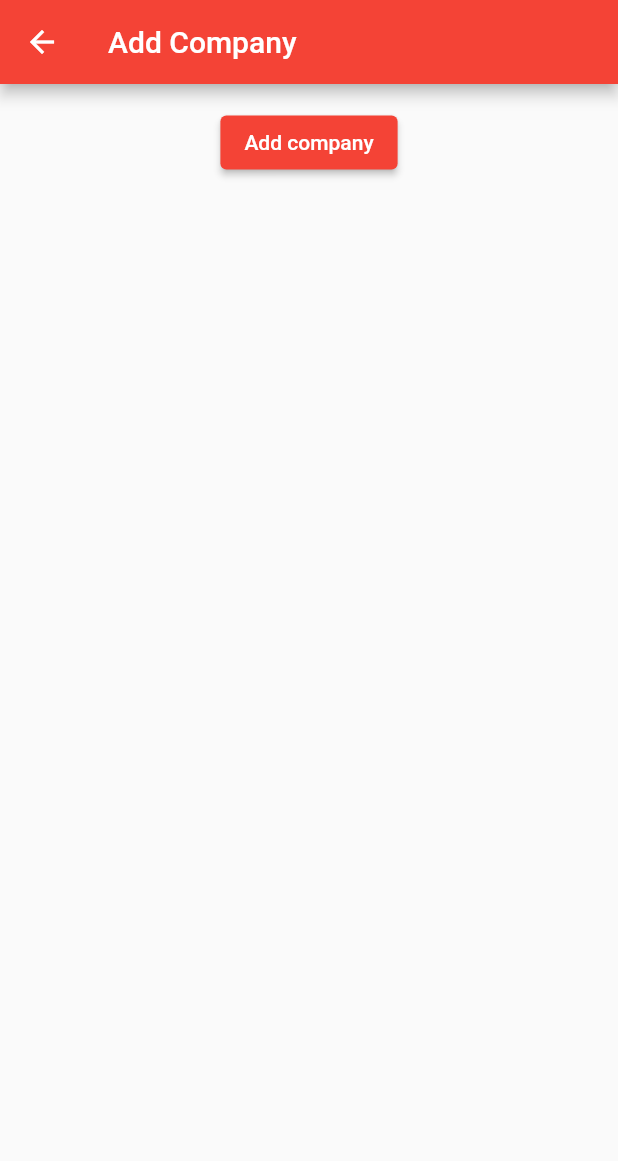
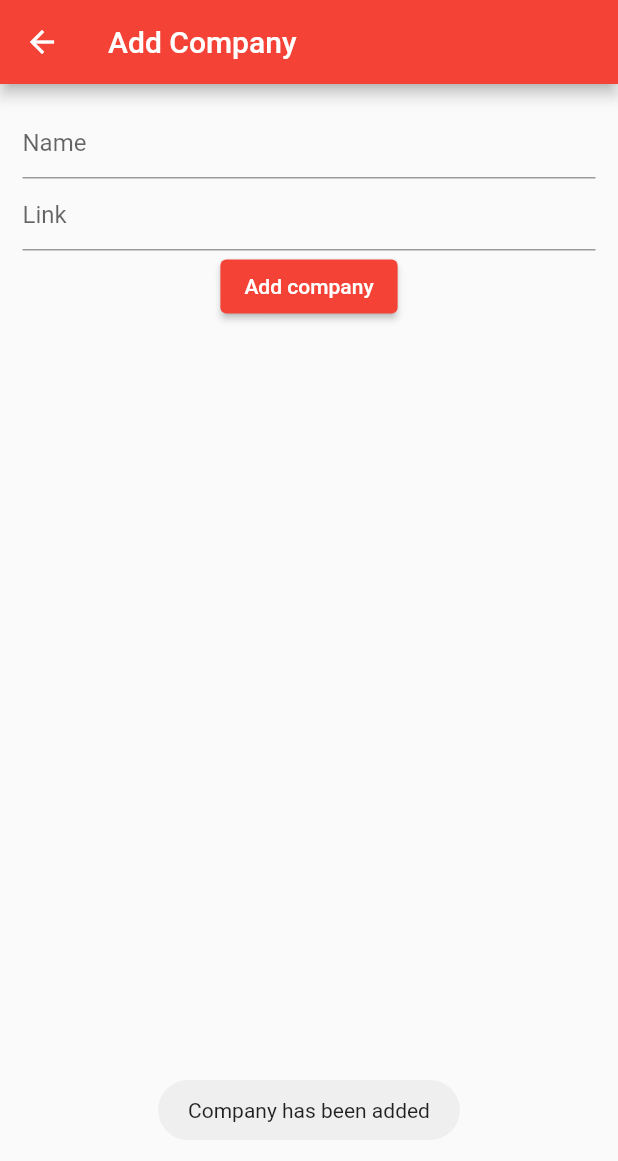
Before and after one commit to shivaahuja/solarhelp, a Flutter app: the AddCompany screen opened directly, after a tap on "Add company", on a phone screen of 412 x 824 dp. Shown: the top 1161 px of the screen. Run offline on Flutter 3.47's test engine with Material 2 defaults, Android fonts, the light colour scheme and no system bars; our stand-ins replace firebase_auth, firebase_core, firebase_database, fluttertoast; accounts and stored records are empty.

Commit message:
Add company page changed

```diff
--- a/lib/src/screens/add_company.dart
+++ b/lib/src/screens/add_company.dart
@@ -1,5 +1,6 @@
 import 'package:firebase_database/firebase_database.dart';
 import 'package:flutter/material.dart';
+import 'package:fluttertoast/fluttertoast.dart';
 
 class AddCompany extends StatefulWidget {
   const AddCompany({Key? key}) : super(key: key);
@@ -10,6 +11,8 @@ class AddCompany extends StatefulWidget {
 
 class _AddCompanyState extends State<AddCompany> {
   final database = FirebaseDatabase.instance.ref('/companies');
+  final TextEditingController _nameController = TextEditingController();
+  final TextEditingController _linkController = TextEditingController();
   @override
   Widget build(BuildContext context) {
     final company = database;
@@ -20,12 +23,27 @@ class _AddCompanyState extends State<AddCompany> {
           padding: const EdgeInsets.all(15.0),
           child: Column(
             children: [
+              TextField(
+                controller: _nameController,
+                decoration: const InputDecoration(
+                  hintText: 'Name',
+                ),
+              ),
+              TextField(
+                controller: _linkController,
+                decoration: const InputDecoration(
+                  hintText: 'Link',
+                ),
+              ),
               ElevatedButton(
                   onPressed: () async {
-                    await company
-                        .push()
-                        .update({'Name': 'Google', 'Link': 'www.google.com'});
-                    debugPrint('Company Added');
+                    await company.push().update({
+                      'Name': _nameController.text,
+                      'Link': _linkController.text
+                    });
+                    Fluttertoast.showToast(msg: 'Company has been added');
+                    _nameController.text = '';
+                    _linkController.text = '';
                   },
                   child: const Text('Add company'))
             ],
--- a/lib/src/screens/companies_page.dart
+++ b/lib/src/screens/companies_page.dart
@@ -16,7 +16,7 @@ class CompaniesPage extends StatefulWidget {
 class _CompaniesPageState extends State<CompaniesPage> {
   final _database = FirebaseDatabase.instance.ref();
   final _user = FirebaseAuth.instance.currentUser!.uid;
-  final String _admin = 'BIhnEYlGzmRAymdnkM2BLR1hVZl2';
+  final String _admin = 'mdZm8SQVDBR5TUsRdnPj11w5bfm1';
   @override
   void initState() {
     super.initState();
@@ -31,7 +31,7 @@ class _CompaniesPageState extends State<CompaniesPage> {
         ),
         actions: [
           Visibility(
-            visible: _user == _admin ? true : false,
+            // visible: _user == _admin ? true : false,
             child: ElevatedButton(
                 onPressed: () {
                   Navigator.of(context).push(MaterialPageRoute(
```
Also changed, not shown: lib/src/screens/signin_page.dart (+13 -6 lines).
